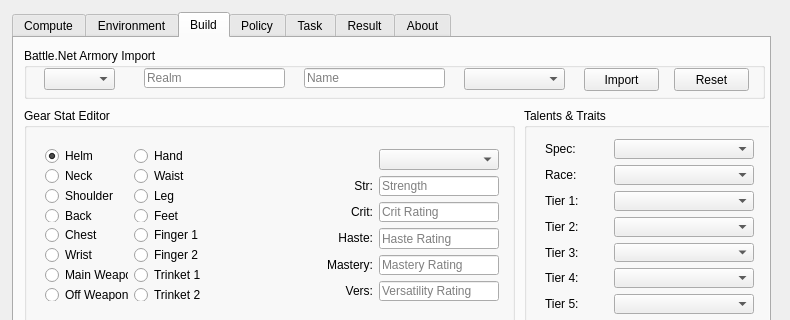
Before: the Qt Designer form ic/gic.ui in AeanSR/irecore2, drawn with Qt 5; both pictures show x 0 to 790 and y 0 to 320 of the 790 by 620 pixel window.
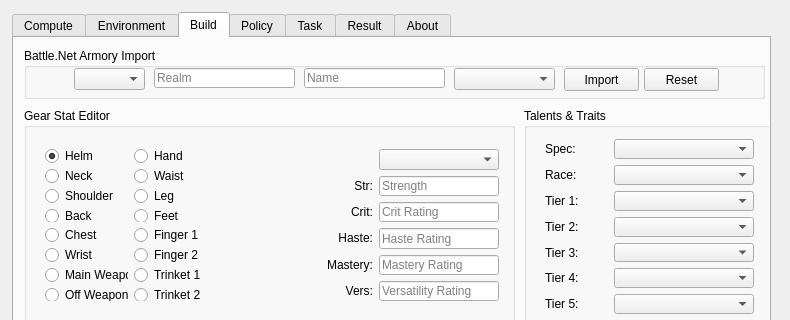
After: the same form once the commit is applied. The open tabs and pages were chosen to show the change. Icons and pictures are not drawn.

```diff
--- a/ic/gic.ui
+++ b/ic/gic.ui
@@ -567,7 +567,7 @@
          <widget class="QComboBox" name="comboRegion">
           <property name="geometry">
            <rect>
-            <x>20</x>
+            <x>50</x>
             <y>20</y>
             <width>71</width>
             <height>22</height>
@@ -577,7 +577,7 @@
          <widget class="QPushButton" name="btnImport">
           <property name="geometry">
            <rect>
-            <x>560</x>
+            <x>540</x>
             <y>20</y>
             <width>75</width>
             <height>23</height>
@@ -590,7 +590,7 @@
          <widget class="QLineEdit" name="txtRealm">
           <property name="geometry">
            <rect>
-            <x>120</x>
+            <x>130</x>
             <y>20</y>
             <width>141</width>
             <height>20</height>
@@ -616,7 +616,7 @@
          <widget class="QComboBox" name="comboImportActive">
           <property name="geometry">
            <rect>
-            <x>440</x>
+            <x>430</x>
             <y>20</y>
             <width>101</width>
             <height>22</height>
@@ -626,7 +626,7 @@
          <widget class="QPushButton" name="btnResetBuild">
           <property name="geometry">
            <rect>
-            <x>650</x>
+            <x>620</x>
             <y>20</y>
             <width>75</width>
             <height>23</height>
```
Left out of the diff: 2 changed lines with no effect on the pictures.
